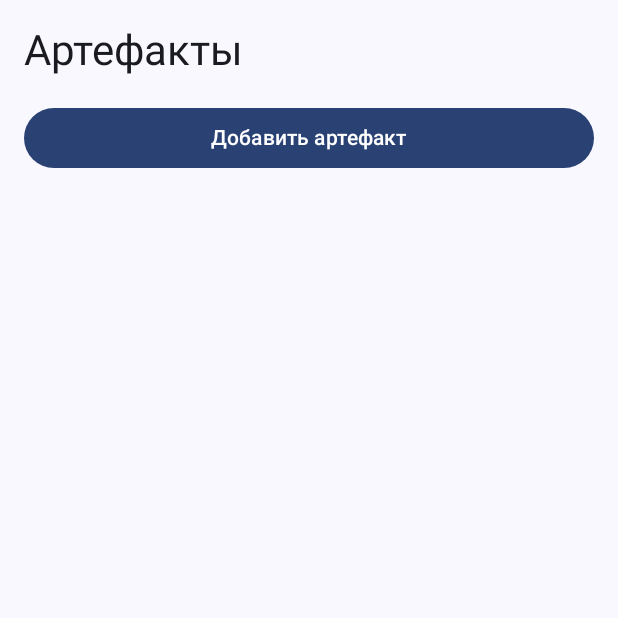
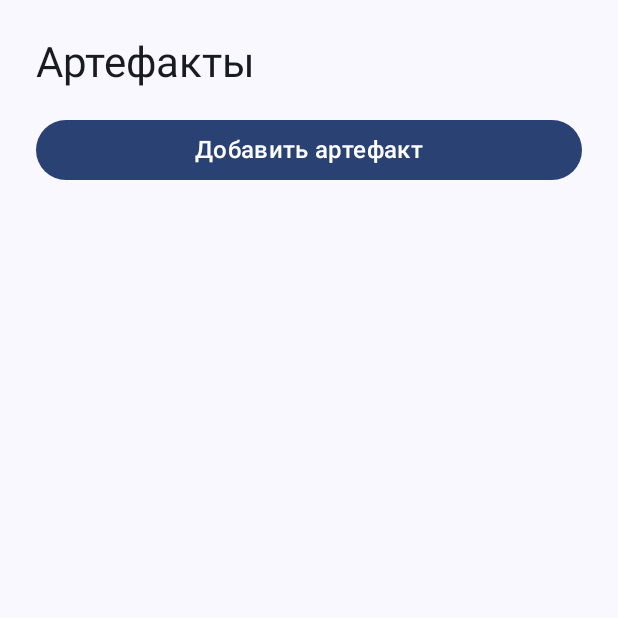
Before and after one commit to ledetav/artifacts_calculator_project, an Android app built with Jetpack Compose: the screen it shows after launch (MainActivity), on a phone screen of 412 x 824 dp, the top half of it. Run offline under Robolectric (Android 15) with nearby library versions, the phone set to English and light mode, and no system bars.

Commit message:
feat: enhance artifact screen UI and add default artifact rarity

```diff
--- a/app/src/main/java/com/nokaori/genshinaibuilder/ui/ArtifactScreen.kt
+++ b/app/src/main/java/com/nokaori/genshinaibuilder/ui/ArtifactScreen.kt
@@ -27,7 +27,7 @@ import com.nokaori.genshinaibuilder.viewmodel.ArtifactViewModel
 fun ArtifactScreen(artifactViewModel: ArtifactViewModel = viewModel()) {
     val artifacts by artifactViewModel.artifacts.collectAsState()
 
-    Column(modifier = Modifier.padding(16.dp)) {
+    Column(modifier = Modifier.padding(24.dp)) {
         Text(
             text = "Артефакты",
             style = MaterialTheme.typography.headlineMedium
@@ -40,7 +40,10 @@ fun ArtifactScreen(artifactViewModel: ArtifactViewModel = viewModel()) {
             },
             modifier = Modifier.fillMaxWidth()
         ) {
-            Text(text = "Добавить артефакт")
+            Text(
+                text = "Добавить артефакт",
+                style = MaterialTheme.typography.titleMedium
+            )
         }
 
         Spacer(modifier = Modifier.height(16.dp))
@@ -63,6 +66,13 @@ fun ArtifactItem(artifact: Artifact){
                 text = "${artifact.setName} (+${artifact.level})",
                 style = MaterialTheme.typography.titleMedium
             )
+            Text(
+                text = "⭐".repeat(artifact.rarity.stars),
+                style = MaterialTheme.typography.bodyMedium
+            )
+
+            Spacer(modifier = Modifier.height(4.dp))
+
             Text(
                 text = artifact.slot.name,
                 style = MaterialTheme.typography.bodyMedium
--- a/app/src/main/java/com/nokaori/genshinaibuilder/viewmodel/ArtifactViewModel.kt
+++ b/app/src/main/java/com/nokaori/genshinaibuilder/viewmodel/ArtifactViewModel.kt
@@ -2,6 +2,7 @@ package com.nokaori.genshinaibuilder.viewmodel
 
 import androidx.lifecycle.ViewModel
 import com.nokaori.genshinaibuilder.data.Artifact
+import com.nokaori.genshinaibuilder.data.ArtifactRarity
 import com.nokaori.genshinaibuilder.data.ArtifactSlot
 import com.nokaori.genshinaibuilder.data.ArtifactStat
 import com.nokaori.genshinaibuilder.data.StatType
@@ -18,6 +19,7 @@ class ArtifactViewModel : ViewModel() {
     fun addDefaultaArtifact() {
         val newArtifact = Artifact(
             slot = ArtifactSlot.SANDS_OF_EON,
+            rarity = ArtifactRarity.FIVE_STARS,
             setName = "Киноварное загробье",
             level = 0,
             mainStat = ArtifactStat(StatType.DEF_PERCENT, StatValue.DoubleValue(8.7)),
```
